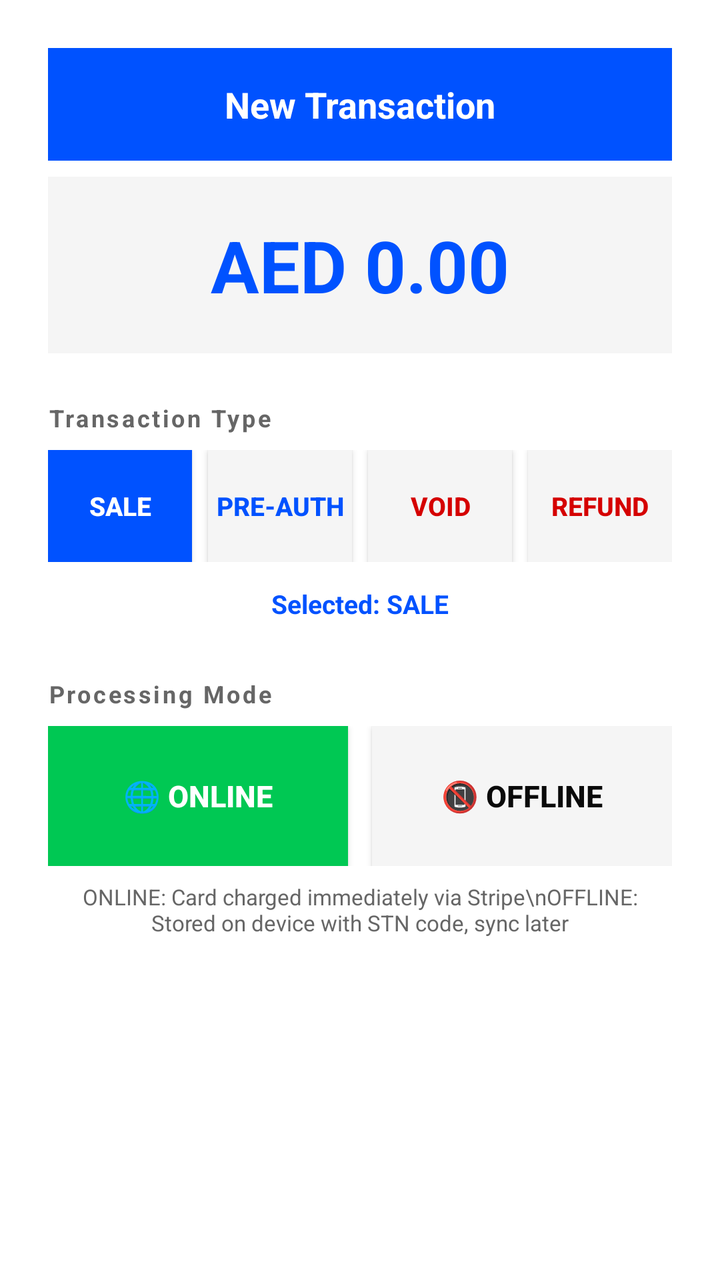
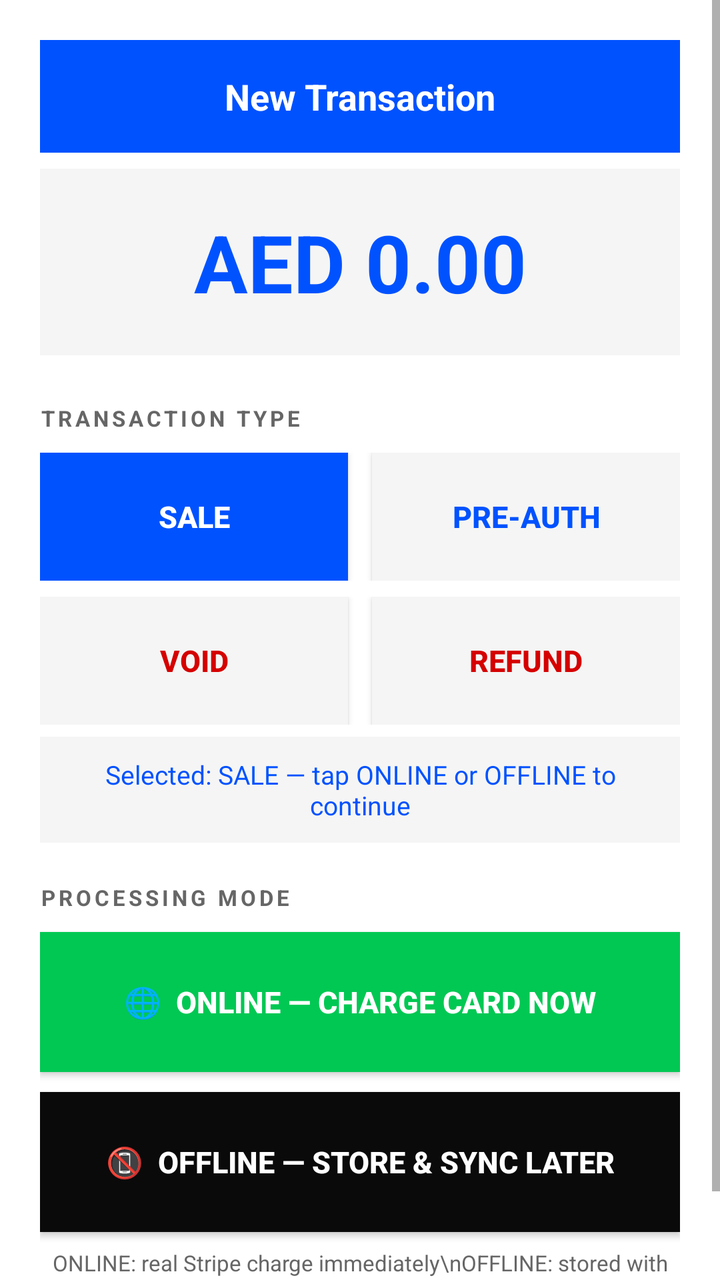

Two renders of the same Android screen: before a commit and after it. Below are the layout's source before the change and the commit's diff.
<!-- AndroidManifest.xml: activity theme Theme.PrimeStackTapToPay -->
<!-- res/layout/activity_transaction_type.xml -->
<?xml version="1.0" encoding="utf-8"?>
<ScrollView xmlns:android="http://schemas.android.com/apk/res/android"
    android:layout_width="match_parent"
    android:layout_height="match_parent"
    android:background="@color/white">

    <LinearLayout
        android:layout_width="match_parent"
        android:layout_height="wrap_content"
        android:orientation="vertical"
        android:padding="24dp">

        <TextView
            android:layout_width="match_parent"
            android:layout_height="wrap_content"
            android:background="@color/primestack_primary"
            android:text="New Transaction"
            android:textColor="@color/white"
            android:textSize="18sp"
            android:textStyle="bold"
            android:padding="16dp"
            android:gravity="center" />

        
        <TextView
            android:id="@+id/tvTxAmount"
            android:layout_width="match_parent"
            android:layout_height="wrap_content"
            android:text="AED 0.00"
            android:textColor="@color/primestack_primary"
            android:textSize="36sp"
            android:textStyle="bold"
            android:gravity="center"
            android:padding="20dp"
            android:layout_marginTop="8dp"
            android:background="@color/primestack_light_gray" />

        
        <TextView
            android:layout_width="wrap_content"
            android:layout_height="wrap_content"
            android:text="Transaction Type"
            android:textColor="@color/primestack_gray"
            android:textSize="12sp"
            android:textStyle="bold"
            android:letterSpacing="0.1"
            android:layout_marginTop="24dp"
            android:layout_marginBottom="8dp" />

        <LinearLayout
            android:layout_width="match_parent"
            android:layout_height="wrap_content"
            android:orientation="horizontal">

            <Button
                android:id="@+id/btnTxSale"
                android:layout_width="0dp"
                android:layout_height="56dp"
                android:layout_weight="1"
                android:text="SALE"
                android:textSize="13sp"
                android:textStyle="bold"
                android:background="@color/primestack_primary"
                android:textColor="@color/white"
                android:layout_marginEnd="4dp" />

            <Button
                android:id="@+id/btnTxPreAuth"
                android:layout_width="0dp"
                android:layout_height="56dp"
                android:layout_weight="1"
                android:text="PRE-AUTH"
                android:textSize="13sp"
                android:textStyle="bold"
                android:background="@color/primestack_light_gray"
                android:textColor="@color/primestack_primary"
                android:layout_marginStart="4dp"
                android:layout_marginEnd="4dp" />

            <Button
                android:id="@+id/btnTxVoid"
                android:layout_width="0dp"
                android:layout_height="56dp"
                android:layout_weight="1"
                android:text="VOID"
                android:textSize="13sp"
                android:textStyle="bold"
                android:background="@color/primestack_light_gray"
                android:textColor="@color/primestack_danger"
                android:layout_marginStart="4dp"
                android:layout_marginEnd="4dp" />

            <Button
                android:id="@+id/btnTxRefund"
                android:layout_width="0dp"
                android:layout_height="56dp"
                android:layout_weight="1"
                android:text="REFUND"
                android:textSize="13sp"
                android:textStyle="bold"
                android:background="@color/primestack_light_gray"
                android:textColor="@color/primestack_danger"
                android:layout_marginStart="4dp" />
        </LinearLayout>

        
        <TextView
            android:id="@+id/tvSelectedType"
            android:layout_width="match_parent"
            android:layout_height="wrap_content"
            android:text="Selected: SALE"
            android:textColor="@color/primestack_primary"
            android:textSize="13sp"
            android:textStyle="bold"
            android:gravity="center"
            android:padding="8dp"
            android:layout_marginTop="4dp" />

        
        <TextView
            android:layout_width="wrap_content"
            android:layout_height="wrap_content"
            android:text="Processing Mode"
            android:textColor="@color/primestack_gray"
            android:textSize="12sp"
            android:textStyle="bold"
            android:letterSpacing="0.1"
            android:layout_marginTop="20dp"
            android:layout_marginBottom="8dp" />

        <LinearLayout
            android:layout_width="match_parent"
            android:layout_height="wrap_content"
            android:orientation="horizontal">

            <Button
                android:id="@+id/btnModeOnline"
                android:layout_width="0dp"
                android:layout_height="70dp"
                android:layout_weight="1"
                android:text="🌐 ONLINE"
                android:textSize="15sp"
                android:textStyle="bold"
                android:background="@color/primestack_success"
                android:textColor="@color/white"
                android:layout_marginEnd="6dp" />

            <Button
                android:id="@+id/btnModeOffline"
                android:layout_width="0dp"
                android:layout_height="70dp"
                android:layout_weight="1"
                android:text="📵 OFFLINE"
                android:textSize="15sp"
                android:textStyle="bold"
                android:background="@color/primestack_light_gray"
                android:textColor="@color/primestack_secondary"
                android:layout_marginStart="6dp" />
        </LinearLayout>

        <TextView
            android:layout_width="match_parent"
            android:layout_height="wrap_content"
            android:text="ONLINE: Card charged immediately via Stripe\nOFFLINE: Stored on device with STN code, sync later"
            android:textColor="@color/primestack_gray"
            android:textSize="11sp"
            android:gravity="center"
            android:layout_marginTop="8dp" />

    </LinearLayout>
</ScrollView>
<!-- resources referenced by this layout -->
<resources>
  <color name="primestack_danger">#D50000</color>
  <color name="primestack_gray">#666666</color>
  <color name="primestack_light_gray">#F5F5F5</color>
  <color name="primestack_primary">#0052FF</color>
  <color name="primestack_secondary">#0A0A0A</color>
  <color name="primestack_success">#00C853</color>
  <color name="white">#FFFFFFFF</color>
  <style name="Theme.PrimeStackTapToPay" parent="Theme.MaterialComponents.DayNight.DarkActionBar">
          
          <item name="colorPrimary">@color/purple_500</item>
          <item name="colorPrimaryVariant">@color/purple_700</item>
          <item name="colorOnPrimary">@color/white</item>
          
          <item name="colorSecondary">@color/teal_200</item>
          <item name="colorSecondaryVariant">@color/teal_700</item>
          <item name="colorOnSecondary">@color/black</item>
          
          <item name="android:statusBarColor">?attr/colorPrimaryVariant</item>
          
      </style>
  <color name="purple_500">#0052FF</color>
  <color name="purple_700">#0039B3</color>
  <color name="teal_200">#00D1FF</color>
  <color name="teal_700">#0099CC</color>
  <color name="black">#FF000000</color>
</resources>

<!-- the commit's change to res/layout/activity_transaction_type.xml (unified diff, before → after) -->
@@ -8,7 +8,7 @@
         android:layout_width="match_parent"
         android:layout_height="wrap_content"
         android:orientation="vertical"
-        android:padding="24dp">
+        android:padding="20dp">
 
         <TextView
             android:layout_width="match_parent"
@@ -28,7 +28,7 @@
             android:layout_height="wrap_content"
             android:text="AED 0.00"
             android:textColor="@color/primestack_primary"
-            android:textSize="36sp"
+            android:textSize="40sp"
             android:textStyle="bold"
             android:gravity="center"
             android:padding="20dp"
@@ -39,14 +39,15 @@
         <TextView
             android:layout_width="wrap_content"
             android:layout_height="wrap_content"
-            android:text="Transaction Type"
+            android:text="TRANSACTION TYPE"
             android:textColor="@color/primestack_gray"
-            android:textSize="12sp"
+            android:textSize="11sp"
             android:textStyle="bold"
-            android:letterSpacing="0.1"
+            android:letterSpacing="0.15"
             android:layout_marginTop="24dp"
-            android:layout_marginBottom="8dp" />
+            android:layout_marginBottom="10dp" />
 
+        
         <LinearLayout
             android:layout_width="match_parent"
             android:layout_height="wrap_content"
@@ -55,52 +56,58 @@
             <Button
                 android:id="@+id/btnTxSale"
                 android:layout_width="0dp"
-                android:layout_height="56dp"
+                android:layout_height="64dp"
                 android:layout_weight="1"
                 android:text="SALE"
-                android:textSize="13sp"
+                android:textSize="15sp"
                 android:textStyle="bold"
                 android:background="@color/primestack_primary"
                 android:textColor="@color/white"
-                android:layout_marginEnd="4dp" />
+                android:layout_marginEnd="6dp" />
 
             <Button
                 android:id="@+id/btnTxPreAuth"
                 android:layout_width="0dp"
-                android:layout_height="56dp"
+                android:layout_height="64dp"
                 android:layout_weight="1"
                 android:text="PRE-AUTH"
-                android:textSize="13sp"
+                android:textSize="15sp"
                 android:textStyle="bold"
                 android:background="@color/primestack_light_gray"
                 android:textColor="@color/primestack_primary"
-                android:layout_marginStart="4dp"
-                android:layout_marginEnd="4dp" />
+                android:layout_marginStart="6dp" />
+        </LinearLayout>
+
+        
+        <LinearLayout
+            android:layout_width="match_parent"
+            android:layout_height="wrap_content"
+            android:orientation="horizontal"
+            android:layout_marginTop="8dp">
 
             <Button
                 android:id="@+id/btnTxVoid"
                 android:layout_width="0dp"
-                android:layout_height="56dp"
+                android:layout_height="64dp"
                 android:layout_weight="1"
                 android:text="VOID"
-                android:textSize="13sp"
+                android:textSize="15sp"
                 android:textStyle="bold"
                 android:background="@color/primestack_light_gray"
                 android:textColor="@color/primestack_danger"
-                android:layout_marginStart="4dp"
-                android:layout_marginEnd="4dp" />
+                android:layout_marginEnd="6dp" />
 
             <Button
                 android:id="@+id/btnTxRefund"
                 android:layout_width="0dp"
-                android:layout_height="56dp"
+                android:layout_height="64dp"
                 android:layout_weight="1"
                 android:text="REFUND"
-                android:textSize="13sp"
+                android:textSize="15sp"
                 android:textStyle="bold"
                 android:background="@color/primestack_light_gray"
                 android:textColor="@color/primestack_danger"
-                android:layout_marginStart="4dp" />
+                android:layout_marginStart="6dp" />
         </LinearLayout>
 
         
@@ -108,64 +115,58 @@
             android:id="@+id/tvSelectedType"
             android:layout_width="match_parent"
             android:layout_height="wrap_content"
-            android:text="Selected: SALE"
+            android:text="Selected: SALE — tap ONLINE or OFFLINE to continue"
             android:textColor="@color/primestack_primary"
             android:textSize="13sp"
-            android:textStyle="bold"
             android:gravity="center"
-            android:padding="8dp"
-            android:layout_marginTop="4dp" />
+            android:padding="10dp"
+            android:layout_marginTop="6dp"
+            android:background="@color/primestack_light_gray" />
 
         
         <TextView
             android:layout_width="wrap_content"
             android:layout_height="wrap_content"
-            android:text="Processing Mode"
+            android:text="PROCESSING MODE"
             android:textColor="@color/primestack_gray"
-            android:textSize="12sp"
+            android:textSize="11sp"
             android:textStyle="bold"
-            android:letterSpacing="0.1"
+            android:letterSpacing="0.15"
             android:layout_marginTop="20dp"
+            android:layout_marginBottom="10dp" />
+
+        
+        <Button
+            android:id="@+id/btnModeOnline"
+            android:layout_width="match_parent"
+            android:layout_height="70dp"
+            android:text="🌐  ONLINE — Charge card now"
+            android:textSize="15sp"
+            android:textStyle="bold"
+            android:background="@color/primestack_success"
+            android:textColor="@color/white" />
+
+        
+        <Button
+            android:id="@+id/btnModeOffline"
+            android:layout_width="match_parent"
+            android:layout_height="70dp"
+            android:text="📵  OFFLINE — Store &amp; sync later"
+            android:textSize="15sp"
+            android:textStyle="bold"
+            android:background="@color/primestack_secondary"
+            android:textColor="@color/white"
+            android:layout_marginTop="10dp"
             android:layout_marginBottom="8dp" />
-
-        <LinearLayout
-            android:layout_width="match_parent"
-            android:layout_height="wrap_content"
-            android:orientation="horizontal">
-
-            <Button
-                android:id="@+id/btnModeOnline"
-                android:layout_width="0dp"
-                android:layout_height="70dp"
-                android:layout_weight="1"
-                android:text="🌐 ONLINE"
-                android:textSize="15sp"
-                android:textStyle="bold"
-                android:background="@color/primestack_success"
-                android:textColor="@color/white"
-                android:layout_marginEnd="6dp" />
-
-            <Button
-                android:id="@+id/btnModeOffline"
-                android:layout_width="0dp"
-                android:layout_height="70dp"
-                android:layout_weight="1"
-                android:text="📵 OFFLINE"
-                android:textSize="15sp"
-                android:textStyle="bold"
-                android:background="@color/primestack_light_gray"
-                android:textColor="@color/primestack_secondary"
-                android:layout_marginStart="6dp" />
-        </LinearLayout>
 
         <TextView
             android:layout_width="match_parent"
             android:layout_height="wrap_content"
-            android:text="ONLINE: Card charged immediately via Stripe\nOFFLINE: Stored on device with STN code, sync later"
+            android:text="ONLINE: real Stripe charge immediately\nOFFLINE: stored with STN receipt code, sync when connected"
             android:textColor="@color/primestack_gray"
             android:textSize="11sp"
             android:gravity="center"
-            android:layout_marginTop="8dp" />
+            android:layout_marginBottom="16dp" />
 
     </LinearLayout>
 </ScrollView>
